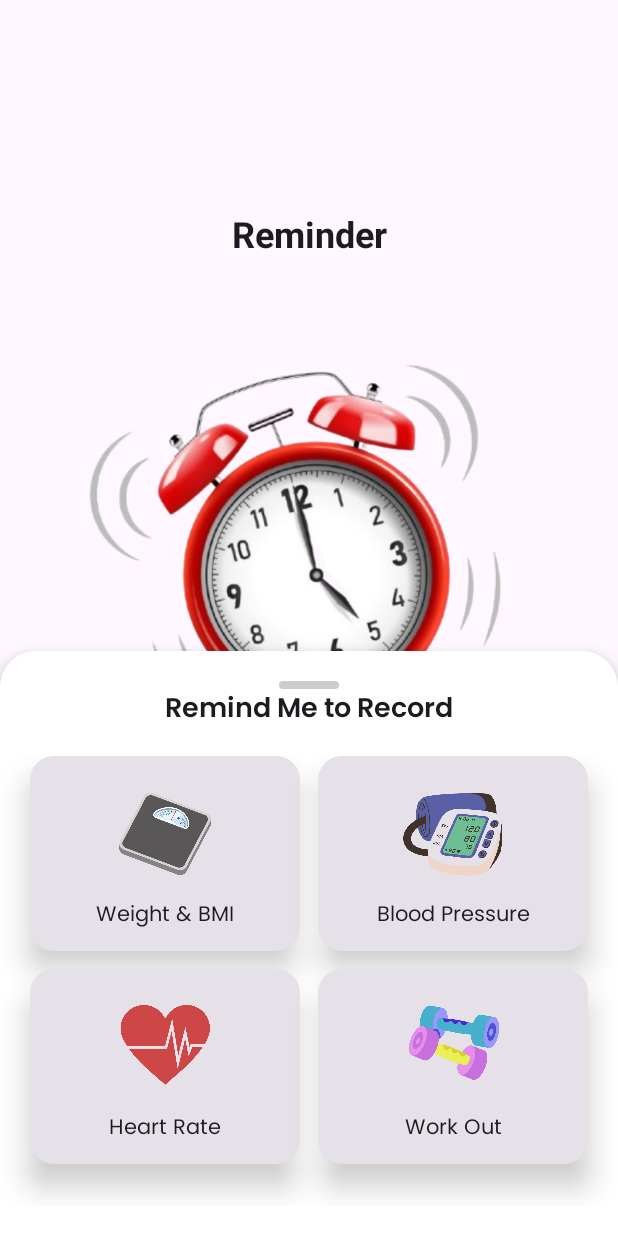
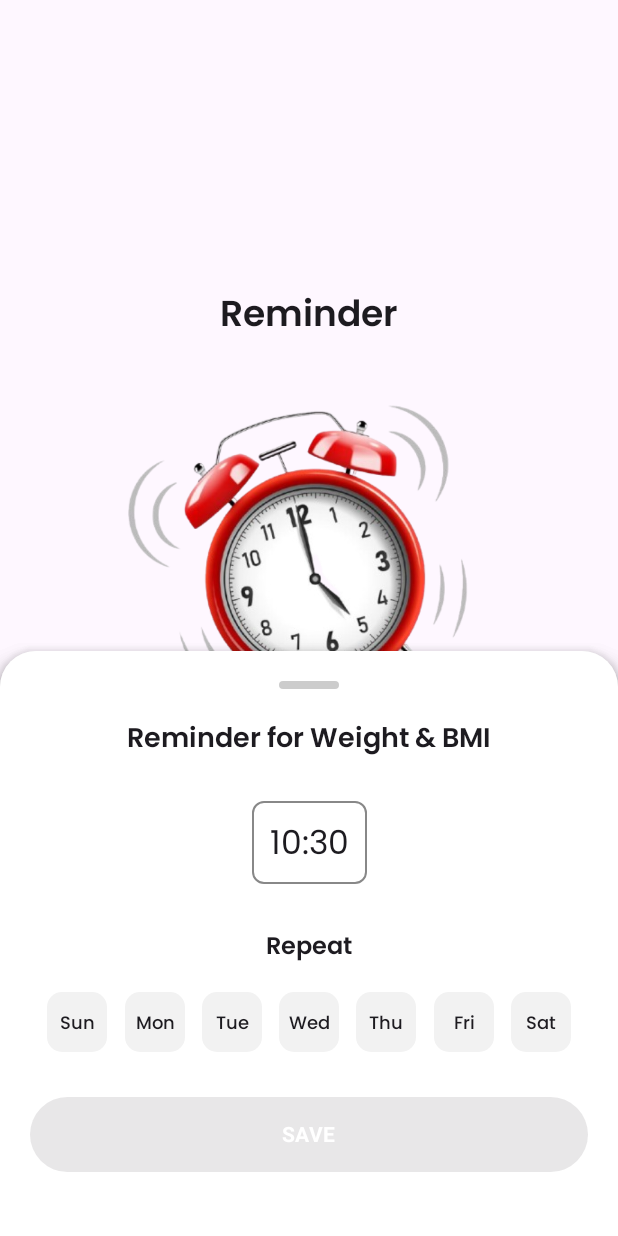
Before and after one commit to PAPB-Kelompok-6/hyperaid, an Android app built with Jetpack Compose: the composable ReminderScreen shown on its own in the app's theme, after a tap on "Weight & BMI", on a phone screen of 412 x 824 dp. Run offline under Robolectric (Android 15) with nearby library versions, the phone set to English and light mode, and no system bars; libraries missing offline, so code that uses them is left out: coil.decode; 1 other tap on this screen came first.

Commit message:
Udah bisa nambahin reminder

```diff
--- a/app/build.gradle.kts
+++ b/app/build.gradle.kts
@@ -7,6 +7,7 @@ plugins {
 android {
     namespace = "com.kelompok6.hyperaid"
     compileSdk = 36
+
 
     defaultConfig {
         applicationId = "com.kelompok6.hyperaid"
@@ -28,6 +29,7 @@ android {
         }
     }
     compileOptions {
+        isCoreLibraryDesugaringEnabled = true
         sourceCompatibility = JavaVersion.VERSION_11
         targetCompatibility = JavaVersion.VERSION_11
     }
@@ -55,6 +57,9 @@ dependencies {
     implementation("io.coil-kt:coil-compose:$coilVersion")
     implementation("io.coil-kt:coil-svg:$coilVersion")
 
+    // Desugar Depedencies
+    coreLibraryDesugaring("com.android.tools:desugar_jdk_libs:2.1.5")
+
     implementation(libs.androidx.core.ktx)
     implementation(libs.androidx.lifecycle.runtime.ktx)
     implementation(libs.androidx.activity.compose)
--- a/app/src/main/java/com/kelompok6/hyperaid/ui/screens/reminder/ReminderScreen.kt
+++ b/app/src/main/java/com/kelompok6/hyperaid/ui/screens/reminder/ReminderScreen.kt
@@ -1,27 +1,29 @@
 package com.kelompok6.hyperaid.ui.screens.reminder
 
+import android.app.TimePickerDialog
+import android.widget.Toast
+import androidx.activity.compose.BackHandler
 import androidx.compose.runtime.getValue
 import androidx.compose.runtime.mutableStateOf
 import androidx.compose.runtime.remember
 import androidx.compose.runtime.setValue
-
 import androidx.compose.animation.AnimatedVisibility
-import androidx.compose.animation.AnimatedVisibilityScope
-import androidx.compose.animation.ExitTransition
 import androidx.compose.animation.fadeIn
 import androidx.compose.animation.fadeOut
 import androidx.compose.animation.slideInVertically
 import androidx.compose.animation.slideOutVertically
 import androidx.compose.foundation.Image
 import androidx.compose.foundation.background
+import androidx.compose.foundation.border
 import androidx.compose.foundation.clickable
 import androidx.compose.foundation.gestures.Orientation
 import androidx.compose.foundation.gestures.draggable
 import androidx.compose.foundation.gestures.rememberDraggableState
-import androidx.compose.foundation.gestures.snapping.SnapPosition
 import androidx.compose.foundation.layout.Arrangement
 import androidx.compose.foundation.layout.Box
 import androidx.compose.foundation.layout.Column
+import androidx.compose.foundation.layout.ColumnScope
+import androidx.compose.foundation.layout.Row
 import androidx.compose.foundation.layout.Spacer
 import androidx.compose.foundation.layout.fillMaxSize
 import androidx.compose.foundation.layout.fillMaxWidth
@@ -30,8 +32,10 @@ import androidx.compose.foundation.layout.offset
 import androidx.compose.foundation.layout.padding
 import androidx.compose.foundation.layout.size
 import androidx.compose.foundation.layout.width
+import androidx.compose.foundation.lazy.LazyColumn
 import androidx.compose.foundation.lazy.grid.GridCells
 import androidx.compose.foundation.lazy.grid.LazyVerticalGrid
+import androidx.compose.foundation.lazy.items
 import androidx.compose.foundation.shape.CircleShape
 import androidx.compose.foundation.shape.RoundedCornerShape
 import androidx.compose.material.icons.Icons
@@ -39,18 +43,17 @@ import androidx.compose.material.icons.filled.Add
 import androidx.compose.material3.*
 import androidx.compose.material3.FloatingActionButton
 import androidx.compose.material3.Icon
-import androidx.compose.material3.IconButton
 import androidx.compose.material3.Text
 import androidx.compose.runtime.Composable
-import androidx.compose.runtime.mutableStateOf
-import androidx.compose.runtime.remember
+import androidx.compose.runtime.mutableFloatStateOf
+import androidx.compose.runtime.mutableStateListOf
 import androidx.compose.runtime.rememberCoroutineScope
 import androidx.compose.ui.Alignment
 import androidx.compose.ui.Modifier
 import androidx.compose.ui.draw.clip
 import androidx.compose.ui.graphics.Color
+import androidx.compose.ui.platform.LocalContext
 import androidx.compose.ui.res.painterResource
-import androidx.compose.ui.text.font.FontFamily
 import androidx.compose.ui.text.font.FontWeight
 import androidx.compose.ui.text.style.TextAlign
 import androidx.compose.ui.unit.IntOffset
@@ -58,137 +61,113 @@ import androidx.compose.ui.unit.dp
 import androidx.compose.ui.unit.sp
 import androidx.navigation.NavHostController
 import com.kelompok6.hyperaid.R
+import com.kelompok6.hyperaid.data.model.Reminder
 import kotlinx.coroutines.launch
+import java.time.LocalTime
 
 @Composable
 fun ReminderScreen(navController: NavHostController) {
     var showCards by remember { mutableStateOf(false) }
-    var offsetY by remember { mutableStateOf(0f) } // posisi geser vertikal
-    val dragSensitivity = 1f
-    val coroutineScope = rememberCoroutineScope()
+    var selectedReminder by remember { mutableStateOf<String?>(null) }
+    var reminders by remember { mutableStateOf(listOf<Reminder>())}
 
-    Box (
+    Box(modifier = Modifier.fillMaxSize()) {
+        // ReminderScreen jika daftar reminder kosong
+        if (reminders.isEmpty()) {
+            Column(
                 modifier = Modifier
-            .fillMaxSize(),
-        contentAlignment = Alignment.Center
-    ){
-        Column (
-            modifier = Modifier
-                .fillMaxWidth()
+                    .fillMaxSize()
                     .padding(24.dp),
                 horizontalAlignment = Alignment.CenterHorizontally,
                 verticalArrangement = Arrangement.Center
-        ){
-            Text(text = "Reminder", fontSize = 24.sp, fontWeight = FontWeight.Bold, fontFamily = FontFamily.SansSerif)
-
+            ) {
+                Text(text = "Reminder", fontSize = 24.sp, fontWeight = FontWeight.Bold)
                 Image(
-                painter = painterResource( R.drawable.jam_merah),
+                    painter = painterResource(R.drawable.jam_merah),
                     contentDescription = "Alarm",
-                modifier = Modifier.size(400.dp)
+                    modifier = Modifier.size(300.dp)
                 )
-
-            Text(text = "A little reminder for you!", fontSize = 18.sp, fontWeight = FontWeight.Bold, fontFamily = FontFamily.SansSerif)
-
-            Spacer(Modifier.height(20.dp))
-
-            Text(text = "Never miss a health check-up again! Use this feature to keep track of all your appointments.",
-                Modifier.padding(horizontal = 40.dp), lineHeight = 22.5.sp, fontSize = 14.sp, fontFamily = FontFamily.SansSerif, textAlign = TextAlign.Center)
+                Spacer(Modifier.height(16.dp))
+                Text("A little reminder for you!", fontWeight = FontWeight.Bold, fontSize = 18.sp)
+                Spacer(Modifier.height(8.dp))
+                Text("Never miss a health check-up again! Use this feature to keep track of all your appointments.",
+                    textAlign = TextAlign.Center,
+                    fontSize = 14.sp,
+                    modifier = Modifier.padding(horizontal = 32.dp)
+                )
+            }
+        } else {
+            // Jika ada list reminder
+            LazyColumn(
+                modifier = Modifier
+                    .fillMaxSize()
+                    .padding(16.dp),
+                verticalArrangement = Arrangement.spacedBy(16.dp)
+            ) {
+                items(items = reminders) { reminder ->
+                    ReminderList(reminder)
+                }
+            }
         }
 
-        // ➕ FAB di kanan bawah
+        // FAB di kanan bawah
         FloatingActionButton(
-//            onClick = { showSheet = true },
-            onClick = {showCards = !showCards},
+            onClick = { showCards = !showCards },
             modifier = Modifier
                 .align(Alignment.BottomEnd)
-                .padding(10.dp)
+                .padding(20.dp)
                 .clip(CircleShape),
             containerColor = Color.Black
         ) {
             Icon(Icons.Default.Add, contentDescription = "Add Reminder", tint = Color.White)
         }
 
-
-        AnimatedVisibility(
+        // Pilihan reminder
+        DraggableBottomSheet(
             visible = showCards,
-            enter = slideInVertically(initialOffsetY = { it / 2 }) + fadeIn(),
-            exit = slideOutVertically(targetOffsetY = { it / 2 }) + fadeOut(),
-            modifier = Modifier.align(Alignment.BottomCenter)
+            onDismiss = { showCards = false }
         ) {
-            Surface(
-                shape = RoundedCornerShape(topStart = 24.dp, topEnd = 24.dp),
-                shadowElevation = 10.dp,
-                tonalElevation = 5.dp,
-                color = Color.White,
-                modifier = Modifier
-                    .fillMaxWidth()
-                    .height(390.dp)
-                    .offset { IntOffset(0, offsetY.toInt()) }
-                    .draggable(
-                        orientation = Orientation.Vertical,
-                        state = rememberDraggableState { delta ->
-                            offsetY = (offsetY + delta * dragSensitivity).coerceAtLeast(0f)
-                        },
-                        onDragStopped = {
-                            // Jika digeser cukup jauh, tutup
-                            if (offsetY > 250f) {
-                                coroutineScope.launch {
-                                    offsetY = 0f
-                                    showCards = false
-                                }
-                            } else {
-                                // Balik ke posisi awal
-                                coroutineScope.launch {
-                                    offsetY = 0f
-                                }
-                            }
-                        }
-                    )
-            ) {
-                Column(
-                    horizontalAlignment = Alignment.CenterHorizontally,
-                    modifier = Modifier.padding(20.dp)
-                ) {
-                    Box(
-                        modifier = Modifier
-                            .width(40.dp)
-                            .height(5.dp)
-                            .clip(RoundedCornerShape(50))
-                            .background(Color.LightGray)
-                    )
-
-                    Text(
-                        "Remind Me to Record",
-                        fontWeight = FontWeight.Bold,
-                        fontSize = 18.sp
-                    )
-                    Spacer(modifier = Modifier.height(20.dp))
-
-                    LazyVerticalGrid(
-                        columns = GridCells.Fixed(2),
+            Box(modifier = Modifier.width(40.dp) .height(5.dp) .clip(RoundedCornerShape(50)) .background(Color.LightGray))
+            Text("Remind Me to Record", fontWeight = FontWeight.Bold, fontSize = 18.sp)
+            Spacer(Modifier.height(20.dp))
+            LazyVerticalGrid(columns = GridCells.Fixed(2),
                 modifier = Modifier
                     .fillMaxWidth()
                     .height(300.dp),
                 horizontalArrangement = Arrangement.spacedBy(12.dp),
-                        verticalArrangement = Arrangement.spacedBy(12.dp)
+                verticalArrangement = Arrangement.spacedBy(18.dp)) {
+                item { ReminderCard("Weight & BMI", R.drawable.timbangan) { selectedReminder = it } }
+                item { ReminderCard("Blood Pressure", R.drawable.sfigmomanometer) { selectedReminder = it } }
+                item { ReminderCard("Heart Rate", R.drawable.hati) { selectedReminder = it } }
+                item { ReminderCard("Work Out", R.drawable.damburu) { selectedReminder = it } }
+            }
+        }
+
+        // Set waktu & hari reminder
+        DraggableBottomSheet(
+            visible = selectedReminder != null,
+            onDismiss = { selectedReminder = null }
         ) {
-                        item { ReminderCard("Weight & BMI", R.drawable.timbangan) }
-                        item { ReminderCard("Blood Pressure", R.drawable.sfigmomanometer) }
-                        item { ReminderCard("Heart Rate", R.drawable.hati) }
-                        item { ReminderCard("Work Out", R.drawable.damburu) }
+            Box(modifier = Modifier.width(40.dp) .height(5.dp) .clip(RoundedCornerShape(50)) .background(Color.LightGray))
+            Spacer(modifier = Modifier.height(20.dp))
+            RecordReminder (
+                selectedReminder!!,
+                onSave = { reminder ->
+                    reminders = reminders + reminder
+                    selectedReminder = null
+                }
+            )
         }
     }
 }
-        }
-    }
-}
+
 @Composable
-fun ReminderCard(title: String, imageRes: Int) {
+fun ReminderCard(title: String, imageRes: Int, onClick: (String) -> Unit) { // Fungsi buat nampilin pilihan reminder
     Card(
         modifier = Modifier
             .fillMaxWidth()
             .height(130.dp)
-            .clickable { /* TODO: open detail or form */ },
+            .clickable { onClick(title) },
         shape = RoundedCornerShape(16.dp),
         elevation = CardDefaults.cardElevation(defaultElevation = 12.dp)
     ) {
@@ -198,16 +177,197 @@ fun ReminderCard(title: String, imageRes: Int) {
                 .fillMaxSize(),
             horizontalAlignment = Alignment.CenterHorizontally,
             verticalArrangement = Arrangement.Center,
-
         ) {
             Image(
                 painter = painterResource(id = imageRes),
                 contentDescription = title,
                 modifier = Modifier.size(70.dp)
-
             )
             Spacer(modifier = Modifier.height(10.dp))
             Text(title, textAlign = TextAlign.Center, fontSize = 14.sp)
         }
     }
 }
+
+@Composable
+fun ReminderList(reminder: Reminder) { // Fungsi buat namppilin list reminder (kalau ada)
+    var nyalaGak by remember { mutableStateOf(reminder.isActive) }
+
+    Card(
+        modifier = Modifier
+            .fillMaxWidth()
+            .height(120.dp),
+        shape = RoundedCornerShape(16.dp),
+        elevation = CardDefaults.cardElevation(4.dp)
+    ) {
+        Row(
+            modifier = Modifier
+                .padding(16.dp)
+                .fillMaxSize(),
+            verticalAlignment = Alignment.CenterVertically,
+            horizontalArrangement = Arrangement.SpaceBetween
+        ) {
+            Column {
+                Text(reminder.title, fontWeight = FontWeight.Bold)
+                Text(reminder.time, fontSize = 20.sp)
+                Text(reminder.days, fontSize = 12.sp)
+            }
+            Switch(
+                checked = nyalaGak,
+                onCheckedChange = { nyalaGak = !nyalaGak }
+            )
+        }
+    }
+}
+
+@Composable
+fun DraggableBottomSheet( // Fungsi buat
+    visible: Boolean,
+    onDismiss: () -> Unit,
+    content: @Composable ColumnScope.() -> Unit
+) {
+    if (!visible) return
+    var offsetY by remember { mutableFloatStateOf(0f) }
+    val coroutineScope = rememberCoroutineScope()
+
+    // Biar bisa balik tanpa scroll
+    BackHandler(
+        enabled = true,
+        onBack = {
+            coroutineScope.launch {
+                onDismiss()
+            }
+        }
+    )
+
+    Box(modifier = Modifier.fillMaxSize()) {
+        AnimatedVisibility(
+            visible = visible,
+            enter = slideInVertically(initialOffsetY = { it / 2 }) + fadeIn(),
+            exit = slideOutVertically(targetOffsetY = { it / 2 }) + fadeOut(),
+            modifier = Modifier.align(Alignment.BottomCenter)
+        ) {
+
+            Surface(
+                shape = RoundedCornerShape(topStart = 24.dp, topEnd = 24.dp),
+                shadowElevation = 10.dp,
+                color = Color.White,
+                modifier = Modifier
+                    .fillMaxWidth()
+                    .height(390.dp)
+                        .offset { IntOffset(0, offsetY.toInt()) } // Balik dengan scroll
+                        .draggable(
+                            orientation = Orientation.Vertical,
+                            state = rememberDraggableState { delta ->
+                                offsetY = (offsetY + delta).coerceAtLeast(0f)
+                            },
+                            onDragStopped = {
+                                if (offsetY > 200f) {
+                                    coroutineScope.launch {
+                                        offsetY = 0f
+                                        onDismiss()
+                                    }
+                                } else {
+                                    coroutineScope.launch { offsetY = 0f }
+                                }
+                            }
+                        )
+            ) {
+                Column(
+                    content = content,
+                    horizontalAlignment = Alignment.CenterHorizontally,
+                    modifier = Modifier.padding(20.dp)
+
+                )
+            }
+        }
+    }
+}
+
+@Composable
+fun RecordReminder(reminderTitle: String, onSave: (Reminder) -> Unit) { // Fungsi buat set hari dan tanggal reminder
+    val context = LocalContext.current
+    var selectedTime by remember { mutableStateOf(LocalTime.now()) }
+    val selectedDays = remember { mutableStateListOf<String>() }
+    var showTimePicker by remember { mutableStateOf(false) }
+
+    Text("Reminder for $reminderTitle", fontWeight = FontWeight.Bold, fontSize = 18.sp)
+    Spacer(Modifier.height(30.dp))
+
+    Box(
+        modifier = Modifier
+            .border(1.dp, Color.Gray, RoundedCornerShape(8.dp))
+            .padding(12.dp)
+            .clickable { showTimePicker = true }
+    ) {
+        Text(
+            "${selectedTime.hour.toString().padStart(2, '0')}:${selectedTime.minute.toString().padStart(2, '0')}",
+            fontSize = 22.sp
+        )
+    }
+
+    if (showTimePicker) { // Ini digunakan buat milih jam reminder
+        val timePicker = TimePickerDialog(
+            context,
+            { _, hour, minute ->
+                selectedTime = LocalTime.of(hour, minute)
+                showTimePicker = false
+            },
+            selectedTime.hour, selectedTime.minute, true
+        )
+        timePicker.show()
+    }
+
+    Spacer(Modifier.height(30.dp))
+    Text("Repeat", fontWeight = FontWeight.Bold, fontSize = 16.sp)
+    Spacer(Modifier.height(20.dp))
+
+    val days = listOf("Sun", "Mon", "Tue", "Wed", "Thu", "Fri", "Sat") // Pilih hari reminder
+    Row(
+        horizontalArrangement = Arrangement.SpaceEvenly,
+        modifier = Modifier.fillMaxWidth()
+    ) {
+        days.forEach { day ->
+            val selected = selectedDays.contains(day)
+            Surface(
+                shape = RoundedCornerShape(10.dp),
+                color = if (selected) Color(0xFFF6C9CB) else Color(0xFFF2F2F2),
+                modifier = Modifier
+                    .size(40.dp)
+                    .clickable {
+                        if (selected) selectedDays.remove(day)
+                        else selectedDays.add(day)
+                    }
+            ) {
+                Box(contentAlignment = Alignment.Center) {
+                    Text(day, fontSize = 12.sp, fontWeight = FontWeight.Medium)
+                }
+            }
+        }
+    }
+
+    Spacer(Modifier.height(30.dp))
+
+    Button( // Tombol simpan reminder
+        onClick = {
+            onSave(
+                Reminder(
+                    title = reminderTitle,
+                    time = "${selectedTime.hour}:${selectedTime.minute.toString().padStart(2, '0')}",
+                    days = selectedDays.joinToString(", "),
+                    isActive = true
+                )
+            )
+            Toast.makeText(
+                context,
+                "Reminder $reminderTitle diset pada ${selectedDays.joinToString()} jam ${selectedTime.hour}:${selectedTime.minute}",
+                Toast.LENGTH_LONG
+            ).show()
+        },
+        enabled = selectedDays.isNotEmpty(),
+        colors = ButtonDefaults.buttonColors(containerColor = Color.Black),
+        modifier = Modifier.fillMaxWidth().height(50.dp)
+    ) {
+        Text("SAVE", color = Color.White, fontWeight = FontWeight.Bold)
+    }
+}
```
Also changed, not shown: app/src/main/java/com/kelompok6/hyperaid/data/model/Reminder.kt (added, +8 -0 lines). Lines whose indentation alone changed are shown as unchanged.
